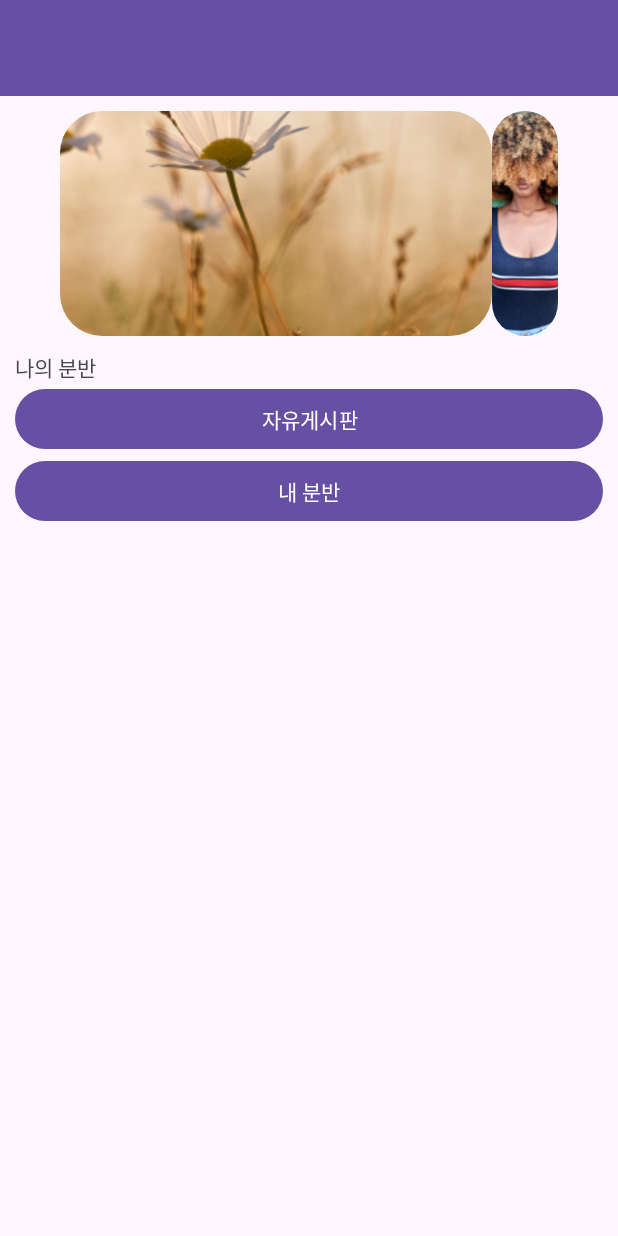
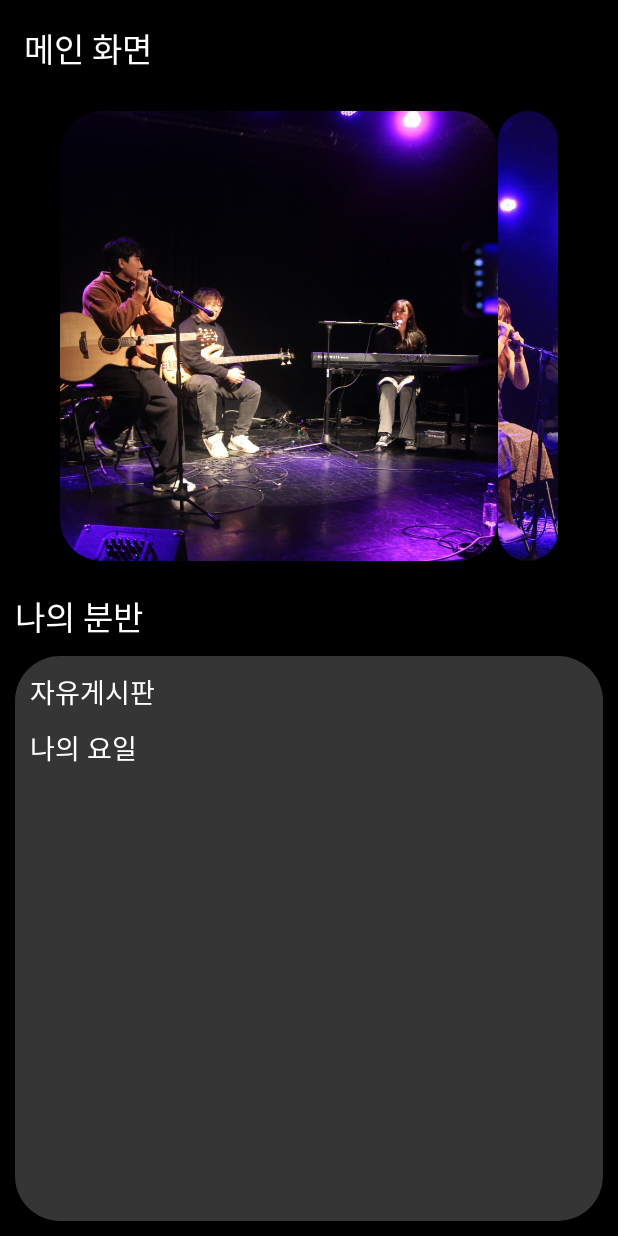
Before and after one commit to ayz1070/YeoMinRakAndroid, an Android app: the screen it shows after launch (MainActivity), on a phone screen of 412 x 824 dp. Run offline under Robolectric (Android 15) with nearby library versions, the phone set to English and light mode, and no system bars.

Commit message:
activity_main.xml 디자인 수정

```diff
--- a/app/src/main/java/kr/co/lion/yeominrak/MainActivity.kt
+++ b/app/src/main/java/kr/co/lion/yeominrak/MainActivity.kt
@@ -32,19 +32,29 @@ class MainActivity : AppCompatActivity() {
 
         initData()
         initView()
+        setToolbar()
 
         setEvent()
 
+    }
+
+    fun setToolbar(){
+        binding.apply{
+            toolbarMain.apply{
+                title = "메인 화면"
+                setTitleTextColor(getColor(R.color.white))
+                inflateMenu(R.menu.menu_main)
+            }
+        }
     }
 
 
     fun initData(){
         // 테스트 이미지
         imageRes = mutableListOf(
-            R.drawable.image_1,R.drawable.image_2,R.drawable.image_3,
-            R.drawable.image_4,R.drawable.image_5,R.drawable.image_6,
-            R.drawable.image_7,R.drawable.image_8,R.drawable.image_9,
-            R.drawable.image_10
+            R.drawable.test_img_1,R.drawable.test_img_2,R.drawable.test_img_3,
+            R.drawable.test_img_4,R.drawable.test_img_5,R.drawable.test_img_6,
+            R.drawable.test_img_7
         )
 
         boardLauncher = registerForActivityResult(getContract()){
@@ -73,12 +83,12 @@ class MainActivity : AppCompatActivity() {
                 // layoutManager = CarouselLayoutManager(FullScreenCarouselStrategy())
             }
 
-            buttonTest.setOnClickListener {
+            textViewBoardMain.setOnClickListener {
                 val intent = Intent(this@MainActivity,BoardActivity::class.java)
                 boardLauncher.launch(intent)
             }
 
-            buttonWeekBoard.setOnClickListener {
+            textViewWeekBoardMain.setOnClickListener {
                 val weekBoardIntent = Intent(this@MainActivity,WeekBoardActivity::class.java)
                 weekBoardLauncher.launch(weekBoardIntent)
             }
--- a/app/src/main/java/kr/co/lion/yeominrak/Util.kt
+++ b/app/src/main/java/kr/co/lion/yeominrak/Util.kt
@@ -23,7 +23,7 @@ class Util {
             Post("테스트 글8","테스트 내용8","최재원",Util.getCurrentDate(),Week.WEEK_WEDNESDAY)
         )
 
-        val testUser = User("안영준","ayz1070",Week.WEEK_WEDNESDAY)
+        val testUser = User("안영준","ayz1070",Week.WEEK_SATURDAY)
 
         val myWeekList = mutableListOf<Post>(
 
--- a/app/src/main/java/kr/co/lion/yeominrak/WeekBoardActivity.kt
+++ b/app/src/main/java/kr/co/lion/yeominrak/WeekBoardActivity.kt
@@ -21,6 +21,7 @@ class WeekBoardActivity : AppCompatActivity() {
 
         initData()
         initView()
+        setToolbar()
         setEvent()
 
     }
@@ -28,6 +29,8 @@ class WeekBoardActivity : AppCompatActivity() {
         binding.apply{
             toolbarWeekBoard.apply{
 
+                title = "${Util.testUser.userWeek.str}요반 게시판"
+                inflateMenu(R.menu.menu_week_board)
             }
         }
     }
--- /dev/null
+++ b/app/src/main/res/drawable/round_corner_main.xml
@@ -0,0 +1,4 @@
+<shape xmlns:android="http://schemas.android.com/apk/res/android">
+    <solid android:color="#353535" /> <!-- 배경 색상을 지정합니다 -->
+    <corners android:radius="30dp" /> <!-- 테두리의 둥글기 정도를 지정합니다 -->
+</shape>
--- a/app/src/main/res/layout/activity_main.xml
+++ b/app/src/main/res/layout/activity_main.xml
@@ -4,14 +4,15 @@
     xmlns:tools="http://schemas.android.com/tools"
     android:layout_width="match_parent"
     android:layout_height="match_parent"
+    android:background="@color/black"
     android:orientation="vertical"
     tools:context=".MainActivity">
 
     <com.google.android.material.appbar.MaterialToolbar
-        android:id="@+id/materialToolbar"
+        android:id="@+id/toolbarMain"
         android:layout_width="match_parent"
         android:layout_height="wrap_content"
-        android:background="?attr/colorPrimary"
+        android:background="@color/black"
         android:minHeight="?attr/actionBarSize"
         android:theme="?attr/actionBarTheme" />
 
@@ -24,28 +25,49 @@
         <androidx.recyclerview.widget.RecyclerView
             android:id="@+id/recyclerViewMain"
             android:layout_width="match_parent"
-            android:layout_height="150dp"
+            android:layout_height="300dp"
             android:layout_marginStart="30dp"
             android:layout_marginEnd="30dp" />
 
         <TextView
             android:id="@+id/textView2"
+            android:layout_width="386dp"
+            android:layout_height="wrap_content"
+            android:layout_marginTop="20dp"
+            android:text="나의 분반"
+            android:textAppearance="@style/TextAppearance.AppCompat.Large"
+            android:textColor="@color/white" />
+
+        <ScrollView
             android:layout_width="match_parent"
-            android:layout_height="wrap_content"
+            android:layout_height="match_parent"
             android:layout_marginTop="10dp"
-            android:text="나의 분반" />
+            android:background="@drawable/round_corner_main"
+            android:padding="10dp">
 
-        <Button
-            android:id="@+id/buttonTest"
-            android:layout_width="match_parent"
-            android:layout_height="wrap_content"
-            android:text="자유게시판" />
+            <LinearLayout
+                android:layout_width="match_parent"
+                android:layout_height="wrap_content"
+                android:orientation="vertical">
 
-        <Button
-            android:id="@+id/buttonWeekBoard"
-            android:layout_width="match_parent"
-            android:layout_height="wrap_content"
-            android:text="내 분반" />
+                <TextView
+                    android:id="@+id/textViewBoardMain"
+                    android:layout_width="match_parent"
+                    android:layout_height="wrap_content"
+                    android:text="자유게시판"
+                    android:textAppearance="@style/TextAppearance.AppCompat.Medium"
+                    android:textColor="@color/white" />
+
+                <TextView
+                    android:id="@+id/textViewWeekBoardMain"
+                    android:layout_width="match_parent"
+                    android:layout_height="wrap_content"
+                    android:layout_marginTop="10dp"
+                    android:text="나의 요일"
+                    android:textAppearance="@style/TextAppearance.AppCompat.Medium"
+                    android:textColor="@color/white" />
+            </LinearLayout>
+        </ScrollView>
 
     </LinearLayout>
 
--- /dev/null
+++ b/app/src/main/res/menu/menu_main.xml
@@ -0,0 +1,4 @@
+<?xml version="1.0" encoding="utf-8"?>
+<menu xmlns:android="http://schemas.android.com/apk/res/android">
+
+</menu>
```
Also changed, not shown: app/src/main/res/drawable/test_img_1.jpg (added), app/src/main/res/drawable/test_img_2.jpg (added), app/src/main/res/drawable/test_img_3.jpg (added), app/src/main/res/drawable/test_img_4.jpg (added), app/src/main/res/drawable/test_img_5.jpg (added), app/src/main/res/drawable/test_img_6.jpg (added), app/src/main/res/drawable/test_img_7.jpg (added).
